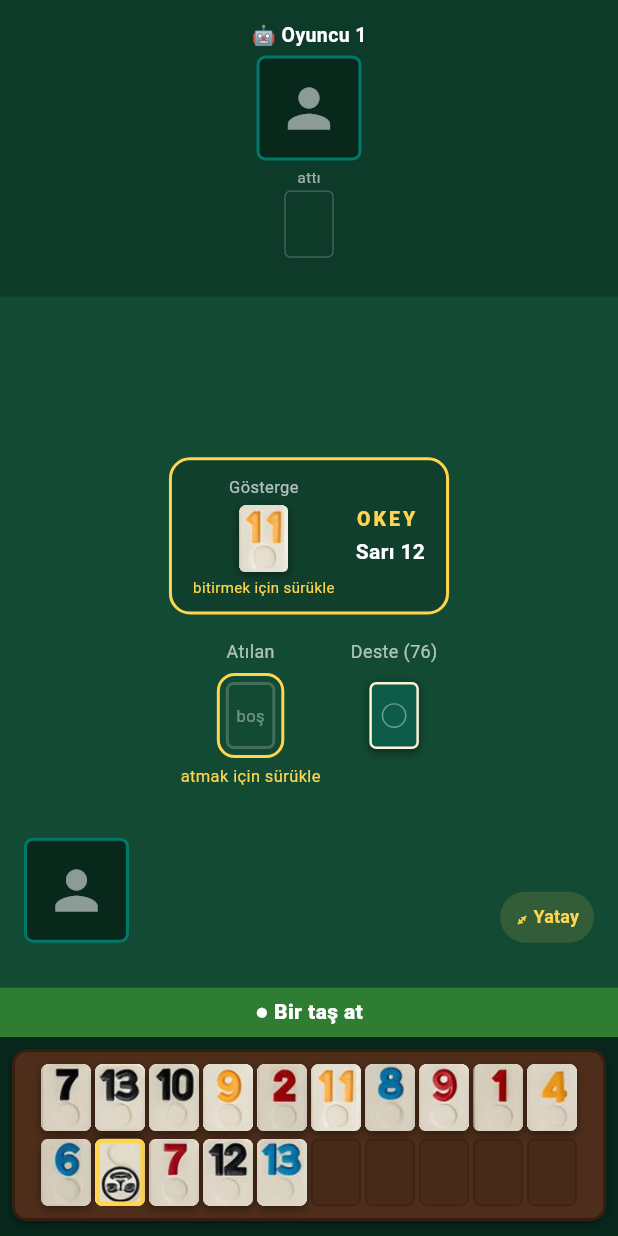
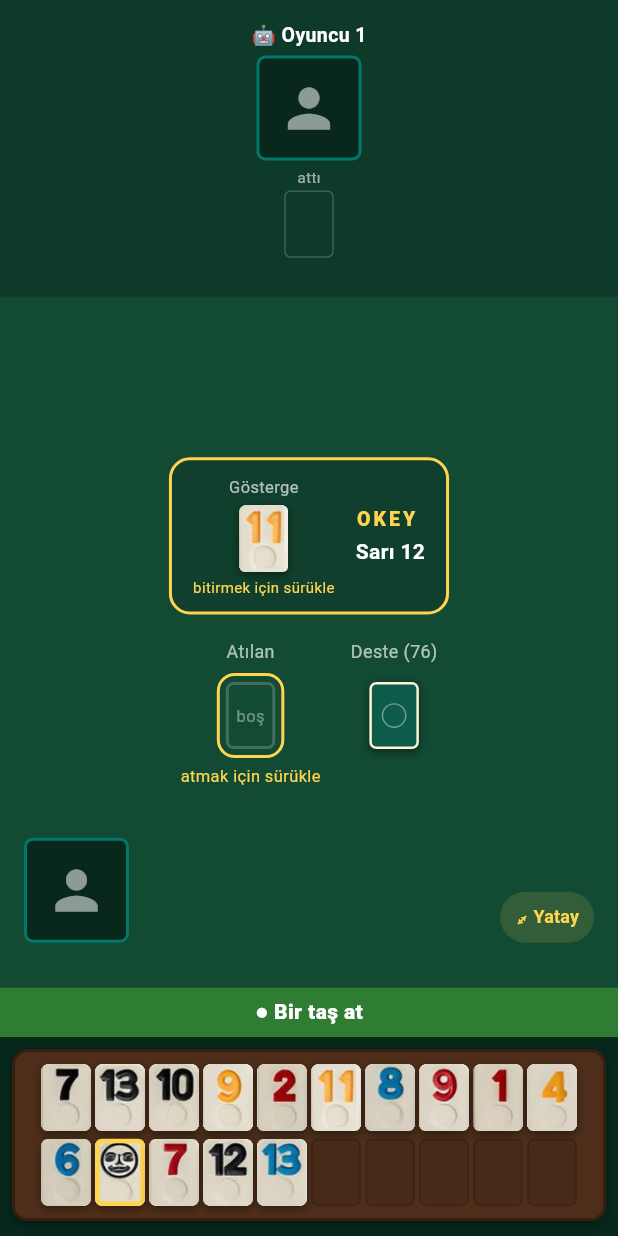
Before and after one commit to lutfuerkul/uno_online, a Flutter app: the OkeyBotScreen screen opened directly, after a tap on an icon or button, on a phone screen of 412 x 824 dp. Run offline on Flutter 3.47's test engine with Material 3 defaults, Android fonts, the phone set to English and light mode, and no system bars; our stand-ins replace cloud_firestore, firebase_core, image_picker, package_info_plus, shared_preferences; accounts and stored records are empty; network calls fail.

Commit message:
Okey: yerden tas almayi dokunma yerine surukleme yap; sahte okey ters cevrilmesin
Solumdaki oyuncunun (leftPlayerId) attigi tasi almak artik dokunarak
degil, tasi ıstakama surukleyip birakarak oluyor -- oyunun geri
kalanindaki surukle-birak diliyle tutarli. Yeni bir _DrawFromDiscardSignal
turu kullanildi ki ıstaka hucrelerinin eldeki taslari yeniden dizmek
icin kullandigi Draggable<String> ile karismasin; hem dikey
(_handArea) hem yatay (_landscapeRackWithPhoto) ıstakasi bu sinyali
kabul eden bir DragTarget ile sarildi, uzerine surukleyince
drawFromDiscard() cagriliyor. Ipucu metinleri 'sürükle' olarak
guncellendi.

Ayrica: _slotCell'deki okey ters cevirme mantigi sahte okeyleri
(fiziksel joker taslari, isFakeJoker) de yanlislikla ters
ceviriyordu; artik yalnizca gostergeye gore bu elde okey sayilan
gercek (renk+sayi) tas ters duruyor, sahte okeyler duz kaliyor.

Co-Authored-By: Claude <noreply@anthropic.com>
Claude-Session: https://claude.ai/code/session_01GyfxgR9s5GPCGdnYU6EDcs

```diff
--- a/lib/okey/widgets/okey_board_view.dart
+++ b/lib/okey/widgets/okey_board_view.dart
@@ -10,6 +10,13 @@ import '../services/okey_meld_solver.dart';
 import '../theme/okey_theme.dart';
 import 'okey_photo_frame.dart';
 import 'okey_tile_widget.dart';
+
+/// Solumdaki oyuncunun (leftPlayerId) attığı taşı "yerden almak" için
+/// sürüklenen sinyal — ıstakadaki taşları yeniden dizmek için kullanılan
+/// `Draggable<String>` ile karışmasın diye ayrı bir tür.
+class _DrawFromDiscardSignal {
+  const _DrawFromDiscardSignal();
+}
 
 /// Okey tahtası. Hem online (Firestore) hem de bilgisayara karşı (yerel) mod
 /// bu widget'ı [OkeyBoardController] üzerinden paylaşır.
@@ -189,9 +196,7 @@ class _OkeyBoardViewState extends State<OkeyBoardView> {
           const Text('attı',
               style: TextStyle(color: OkeyColors.muted, fontSize: 10)),
           const SizedBox(height: 2),
-          GestureDetector(
-            onTap: canTakeHere ? () => c.drawFromDiscard() : null,
-            child: Builder(builder: (_) {
+          Builder(builder: (_) {
             final tile = discard != null
                 ? OkeyTileWidget(
                     tile: discard,
@@ -208,13 +213,25 @@ class _OkeyBoardViewState extends State<OkeyBoardView> {
                       ),
                     ),
                   );
-              return canTakeHere ? _dropHighlight(tile, _tileSize) : tile;
+            final visual = canTakeHere ? _dropHighlight(tile, _tileSize) : tile;
+            if (!canTakeHere) return visual;
+            // Dokunmak yerine sürükle: elimin/ıstakamın üzerine bırakınca
+            // yerden alınır (bkz. _handArea'daki DragTarget).
+            return Draggable<_DrawFromDiscardSignal>(
+              data: const _DrawFromDiscardSignal(),
+              feedback: Material(
+                color: Colors.transparent,
+                child: OkeyTileWidget(
+                    tile: discard!, width: _tileSize * 1.12, isOkey: state.isOkey(discard)),
+              ),
+              childWhenDragging: Opacity(opacity: 0.35, child: visual),
+              child: visual,
+            );
           }),
-          ),
           SizedBox(
             height: 12,
             child: canTakeHere
-                ? const Text('almak için dokun',
+                ? const Text('almak için sürükle',
                     style:
                         TextStyle(color: OkeyColors.okeyGlow, fontSize: 9))
                 : null,
@@ -374,33 +391,44 @@ class _OkeyBoardViewState extends State<OkeyBoardView> {
   }
 
   /// Bir rakibin son attığı taş. [takeable] true ve sıra bendeyse (henüz
-  /// çekmediysem) dokunarak alabilirim — tıpkı dikey moddaki "Yerde" alma
-  /// davranışı gibi.
+  /// çekmediysem) ıstakama sürükleyerek alabilirim (bkz. _landscapeRack'ı
+  /// saran DragTarget).
   Widget _landscapeOpponentDiscardSlot(OkeyGameState state, String id,
       {bool takeable = false, bool canDraw = false}) {
     final c = widget.controller;
     final discard = c.topDiscardOf(id);
     final canTakeHere = takeable && canDraw && discard != null;
     final tile = _landscapeDiscardTile(discard, state);
-    return GestureDetector(
-      onTap: canTakeHere ? () => c.drawFromDiscard() : null,
-      child: Column(
+    final visual = canTakeHere ? _dropHighlight(tile, _tileSize) : tile;
+    return Column(
       mainAxisSize: MainAxisSize.min,
       children: [
-          canTakeHere ? _dropHighlight(tile, _tileSize) : tile,
+        canTakeHere
+            ? Draggable<_DrawFromDiscardSignal>(
+                data: const _DrawFromDiscardSignal(),
+                feedback: Material(
+                  color: Colors.transparent,
+                  child: OkeyTileWidget(
+                      tile: discard!,
+                      width: _tileSize * 1.12,
+                      isOkey: state.isOkey(discard)),
+                ),
+                childWhenDragging: Opacity(opacity: 0.35, child: visual),
+                child: visual,
+              )
+            : visual,
         // Sabit yükseklik: ipucu görünüp kaybolunca yerleşim zıplamasın.
         SizedBox(
           height: 13,
           child: canTakeHere
               ? const Padding(
                   padding: EdgeInsets.only(top: 2),
-                    child: Text('almak için dokun',
+                  child: Text('almak için sürükle',
                       style: TextStyle(color: OkeyColors.okeyGlow, fontSize: 9)),
                 )
               : null,
         ),
       ],
-      ),
     );
   }
 
@@ -517,7 +545,25 @@ class _OkeyBoardViewState extends State<OkeyBoardView> {
             ],
           ),
           const SizedBox(width: 8),
-          Expanded(child: _landscapeRack(context, state, myHand, canDiscard)),
+          Expanded(
+            // leftPlayerId'nin yerdeki taşı buraya sürüklenip bırakılınca
+            // "yerden" alınır.
+            child: DragTarget<_DrawFromDiscardSignal>(
+              onWillAcceptWithDetails: (d) => canDraw,
+              onAcceptWithDetails: (d) => c.drawFromDiscard(),
+              builder: (ctx, cand, rej) {
+                final rack = _landscapeRack(context, state, myHand, canDiscard);
+                if (cand.isEmpty) return rack;
+                return Container(
+                  decoration: BoxDecoration(
+                    borderRadius: BorderRadius.circular(12),
+                    border: Border.all(color: OkeyColors.okeyGlow, width: 3),
+                  ),
+                  child: rack,
+                );
+              },
+            ),
+          ),
           const SizedBox(width: 8),
           if (opps.isNotEmpty)
             Column(
@@ -859,6 +905,7 @@ class _OkeyBoardViewState extends State<OkeyBoardView> {
   Widget _handArea(BuildContext context, OkeyGameState state) {
     final c = widget.controller;
     final isMyTurn = c.isMyTurn;
+    final canDraw = isMyTurn && !c.hasDrawn && state.status == 'playing';
     final canDiscard = isMyTurn && c.hasDrawn && state.status == 'playing';
     final myHand = c.myHand;
 
@@ -884,7 +931,23 @@ class _OkeyBoardViewState extends State<OkeyBoardView> {
             ),
             const SizedBox(height: 8),
           ],
-          _rackWithTiles(context, state, myHand, canDiscard),
+          // Solumdaki oyuncunun (leftPlayerId) yerdeki taşı buraya
+          // sürükleyip bırakınca "yerden" alınır.
+          DragTarget<_DrawFromDiscardSignal>(
+            onWillAcceptWithDetails: (d) => canDraw,
+            onAcceptWithDetails: (d) => c.drawFromDiscard(),
+            builder: (ctx, cand, rej) {
+              final rack = _rackWithTiles(context, state, myHand, canDiscard);
+              if (cand.isEmpty) return rack;
+              return Container(
+                decoration: BoxDecoration(
+                  borderRadius: BorderRadius.circular(12),
+                  border: Border.all(color: OkeyColors.okeyGlow, width: 3),
+                ),
+                child: rack,
+              );
+            },
+          ),
         ],
       ),
     );
@@ -961,6 +1024,9 @@ class _OkeyBoardViewState extends State<OkeyBoardView> {
   /// [flipOkey] true ise okey (joker) taşı ters (baş aşağı) çizilir —
   /// hem yatay hem dikey ıstakada, hangi taşın okey olduğunu bu şekilde
   /// hatırlatıyoruz (yatayda ayrıca "OKEY: {renk} {sayı}" metni de yok).
+  /// Sahte okeyler (fiziksel joker taşları, [OkeyTile.isFakeJoker]) hariç —
+  /// onlar zaten ayrı görünüyor, ters çevrilmez; yalnızca göstergeye göre
+  /// bu elde okey sayılan gerçek (renk+sayı) taş ters durur.
   Widget _slotCell(int index, String? tileId, OkeyTile? tile, double w,
       double h, bool canDiscard, OkeyGameState state,
       {bool flipOkey = false}) {
@@ -973,7 +1039,7 @@ class _OkeyBoardViewState extends State<OkeyBoardView> {
           return _emptyRackSlot(w, h, hl);
         }
         final isOkeyTile = state.isOkey(tile);
-        final shouldFlip = flipOkey && isOkeyTile;
+        final shouldFlip = flipOkey && isOkeyTile && !tile.isFakeJoker;
         Widget applyFlip(Widget child) =>
             shouldFlip ? Transform.rotate(angle: math.pi, child: child) : child;
         final tileWidget = applyFlip(OkeyTileWidget(
```
Lines whose indentation alone changed are shown as unchanged.
